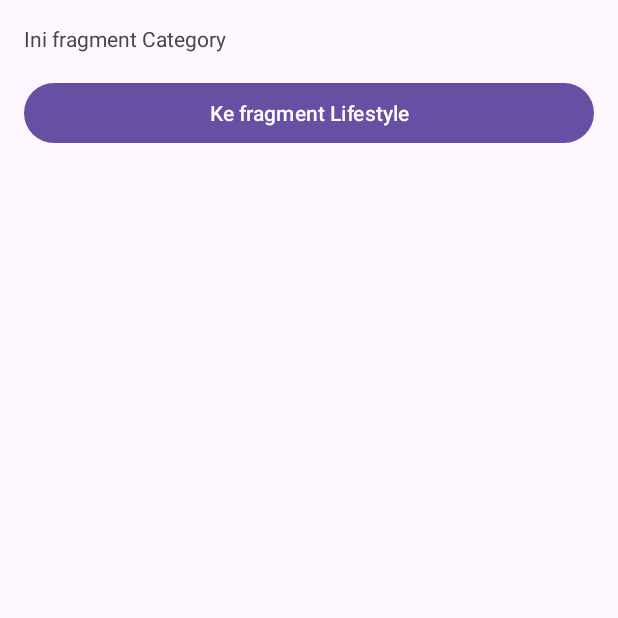
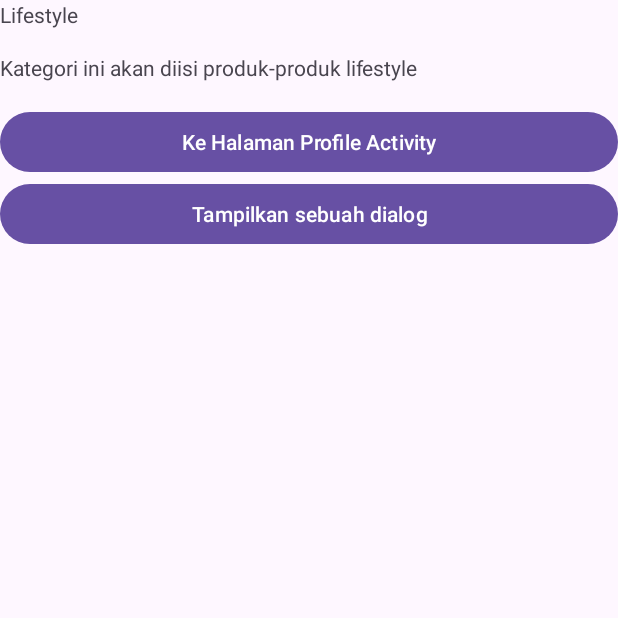
Before and after one commit to LazuardiMahendra/D-AndroidProjects-MyFlexibleFragment, an Android app: the fragment CategoryFragment placed in its activity, after a tap on "Ke fragment Lifestyle", on a phone screen of 412 x 824 dp, the top half of it. Run offline under Robolectric (Android 15) with nearby library versions, the phone set to English and light mode, and no system bars.

Commit message:
add fragment category

```diff
--- a/app/src/main/java/com/example/myflexiblefragment/CategoryFragment.kt
+++ b/app/src/main/java/com/example/myflexiblefragment/CategoryFragment.kt
@@ -6,7 +6,6 @@ import android.view.View
 import android.view.ViewGroup
 import android.widget.Button
 import androidx.fragment.app.Fragment
-import com.example.myflexiblefragment.R.id.btn_category
 
 class CategoryFragment : Fragment(), View.OnClickListener {
 
@@ -24,11 +23,32 @@ class CategoryFragment : Fragment(), View.OnClickListener {
 
     override fun onViewCreated(view: View, savedInstanceState: Bundle?) {
         super.onViewCreated(view, savedInstanceState)
-        val btnDetailCategory: Button = view.findViewById(btn_category)
+        val btnDetailCategory: Button = view.findViewById(R.id.btn_detail_category)
         btnDetailCategory.setOnClickListener(this)
     }
 
     override fun onClick(view: View?) {
+        if (view?.id == R.id.btn_detail_category) {
+            val detailCategoryFragment = DetailCategoryFragment()
 
+            val bundle = Bundle()
+            bundle.putString(DetailCategoryFragment.EXTRA_NAME, "Lifestyle")
+            val description = "Kategori ini akan diisi produk-produk lifestyle"
+
+            detailCategoryFragment.arguments = bundle
+            detailCategoryFragment.description = description
+
+            val fragmentManager = parentFragmentManager
+            fragmentManager?.beginTransaction()?.apply {
+                replace(
+                    R.id.frame_layout,
+                    detailCategoryFragment,
+                    DetailCategoryFragment::class.java.simpleName
+                )
+                    .addToBackStack(null)
+                    .commit()
+
+            }
+        }
     }
 }
--- a/app/src/main/java/com/example/myflexiblefragment/DetailCategoryFragment.kt
+++ b/app/src/main/java/com/example/myflexiblefragment/DetailCategoryFragment.kt
@@ -6,6 +6,7 @@ import android.view.View
 import android.view.ViewGroup
 import android.widget.Button
 import android.widget.TextView
+import android.widget.Toast
 import androidx.fragment.app.Fragment
 
 class DetailCategoryFragment : Fragment() {
@@ -22,7 +23,6 @@ class DetailCategoryFragment : Fragment() {
         var EXTRA_DESC = "extra_description"
     }
 
-
     override fun onCreate(savedInstanceState: Bundle?) {
         super.onCreate(savedInstanceState)
     }
@@ -38,15 +38,22 @@ class DetailCategoryFragment : Fragment() {
         super.onViewCreated(view, savedInstanceState)
         tvCategoryName = view.findViewById(R.id.tv_category_name)
         tvCategoryDesc = view.findViewById(R.id.tv_category_description)
-        btnProfile = view.findViewById(R.id.btn_category)
+        btnProfile = view.findViewById(R.id.btn_profile)
         btnShowDialog = view.findViewById(R.id.btn_show_dialog)
+
+        btnShowDialog.setOnClickListener {
+            val optionDialogFragment = OptionDialogFragment()
+
+            val fragmentManager = childFragmentManager
+            optionDialogFragment.show(fragmentManager, OptionDialogFragment::class.java.simpleName)
+        }
 
         if (savedInstanceState != null) {
             val descFromBundle = savedInstanceState.getString(EXTRA_DESC)
-            descFromBundle = descFromBundle
+            description = descFromBundle
         }
 
-        if(arguments != null){
+        if (arguments != null) {
             val categoryName = arguments?.getString(EXTRA_NAME)
             tvCategoryName.text = categoryName
             tvCategoryDesc.text = description
@@ -54,4 +61,12 @@ class DetailCategoryFragment : Fragment() {
 
 
     }
+
+    internal var optionDialogListener: OptionDialogFragment.OnOptionDialogListener =
+        object : OptionDialogFragment.OnOptionDialogListener {
+            override fun onOptionChosen(text: String?) {
+                Toast.makeText(requireActivity(), text, Toast.LENGTH_SHORT).show()
+
+            }
+        }
 }
--- a/app/src/main/java/com/example/myflexiblefragment/HomeFragment.kt
+++ b/app/src/main/java/com/example/myflexiblefragment/HomeFragment.kt
@@ -7,7 +7,7 @@ import android.view.View
 import android.view.ViewGroup
 import android.widget.Button
 import androidx.fragment.app.Fragment
-import com.example.myflexiblefragment.R.id.btn_category
+import com.example.myflexiblefragment.R.id.btn_detail_category
 import com.example.myflexiblefragment.R.id.frame_layout
 
 
@@ -25,12 +25,12 @@ class HomeFragment : Fragment(), View.OnClickListener {
 
     override fun onViewCreated(view: View, savedInstanceState: Bundle?) {
         super.onViewCreated(view, savedInstanceState)
-        val btnCategory: Button = view.findViewById(btn_category)
+        val btnCategory: Button = view.findViewById(btn_detail_category)
         btnCategory.setOnClickListener(this)
     }
 
     override fun onClick(view: View?) {
-        if (view?.id == btn_category) {
+        if (view?.id == btn_detail_category) {
             val categoryFragment = CategoryFragment()
             val fragmentManager = parentFragmentManager
             fragmentManager.beginTransaction().apply {
--- a/app/src/main/res/layout/fragment_category.xml
+++ b/app/src/main/res/layout/fragment_category.xml
@@ -13,7 +13,7 @@
         android:text="@string/this_category" />
 
     <Button
-        android:id="@+id/btn_category"
+        android:id="@+id/btn_detail_category"
         android:layout_width="match_parent"
         android:layout_height="wrap_content"
         android:layout_marginHorizontal="16dp"
--- a/app/src/main/res/layout/fragment_home.xml
+++ b/app/src/main/res/layout/fragment_home.xml
@@ -13,7 +13,7 @@
         android:text="@string/hello_home_fragment" />
 
     <Button
-        android:id="@+id/btn_category"
+        android:id="@+id/btn_detail_category"
         android:layout_width="match_parent"
         android:layout_height="wrap_content"
         android:layout_marginHorizontal="16dp"
```
Also changed, not shown: app/src/main/java/com/example/myflexiblefragment/OptionDialogFragment.kt (added, +80 -0 lines), app/src/main/res/layout/fragment_option_dialog.xml (added, +75 -0 lines).
